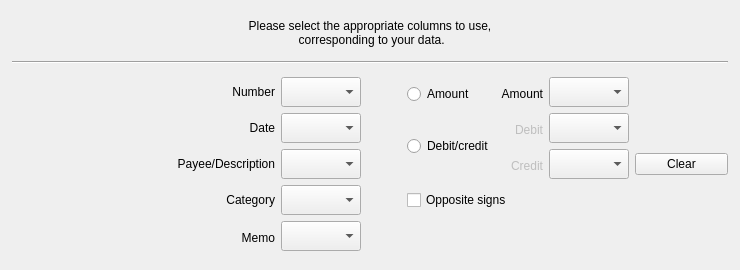
Qt form kmymoney/plugins/csvimport/bankingwizardpage.ui (KDE/kmymoney) before a commit.
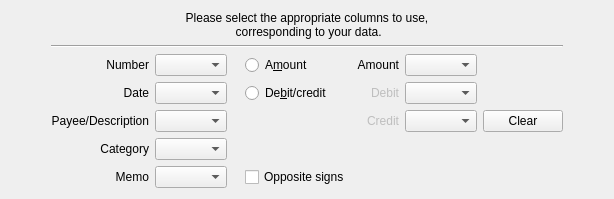
The same form after that commit. Custom widgets are drawn as their Qt base class.

```diff
--- a/kmymoney/plugins/csvimport/bankingwizardpage.ui
+++ b/kmymoney/plugins/csvimport/bankingwizardpage.ui
@@ -2,32 +2,18 @@
 <ui version="4.0">
  <class>BankingPage</class>
  <widget class="QWidget" name="BankingPage">
-  <property name="geometry">
-   <rect>
-    <x>0</x>
-    <y>0</y>
-    <width>740</width>
-    <height>270</height>
-   </rect>
-  </property>
-  <property name="minimumSize">
-   <size>
-    <width>640</width>
-    <height>190</height>
-   </size>
-  </property>
-  <property name="maximumSize">
-   <size>
-    <width>16777215</width>
-    <height>16777215</height>
-   </size>
+  <property name="sizePolicy">
+   <sizepolicy hsizetype="Expanding" vsizetype="Expanding">
+    <horstretch>0</horstretch>
+    <verstretch>0</verstretch>
+   </sizepolicy>
   </property>
   <property name="windowTitle">
    <string>Banking Wizard Page</string>
   </property>
-  <layout class="QHBoxLayout" name="horizontalLayout_2" stretch="1,500,1">
+  <layout class="QHBoxLayout" name="horizontalLayout" stretch="1,10,1">
    <item>
-    <spacer name="horizontalSpacer_2">
+    <spacer name="leftSpacer">
      <property name="orientation">
       <enum>Qt::Horizontal</enum>
      </property>
@@ -40,34 +26,15 @@
     </spacer>
    </item>
    <item>
-    <layout class="QVBoxLayout" name="verticalLayout" stretch="1,10,1,1,1,200,1">
-     <item>
-      <spacer name="verticalSpacer_4">
-       <property name="orientation">
-        <enum>Qt::Vertical</enum>
-       </property>
-       <property name="sizeHint" stdset="0">
-        <size>
-         <width>20</width>
-         <height>40</height>
-        </size>
-       </property>
-      </spacer>
-     </item>
+    <layout class="QVBoxLayout" name="verticalLayout">
      <item>
       <widget class="QLabel" name="label">
        <property name="sizePolicy">
-        <sizepolicy hsizetype="Preferred" vsizetype="Fixed">
+        <sizepolicy hsizetype="Preferred" vsizetype="Preferred">
          <horstretch>0</horstretch>
          <verstretch>0</verstretch>
         </sizepolicy>
        </property>
-       <property name="font">
-        <font>
-         <weight>50</weight>
-         <bold>false</bold>
-        </font>
-       </property>
        <property name="text">
         <string>Please select the appropriate columns to use,
  corresponding to your data.</string>
@@ -75,147 +42,18 @@
        <property name="alignment">
         <set>Qt::AlignCenter</set>
        </property>
-      </widget>
-     </item>
-     <item>
-      <spacer name="verticalSpacer">
-       <property name="orientation">
-        <enum>Qt::Vertical</enum>
+       <property name="wordWrap">
+        <bool>true</bool>
        </property>
-       <property name="sizeHint" stdset="0">
-        <size>
-         <width>20</width>
-         <height>40</height>
-        </size>
-       </property>
-      </spacer>
-     </item>
-     <item>
-      <widget class="Line" name="line_4">
-       <property name="orientation">
-        <enum>Qt::Horizontal</enum>
-       </property>
       </widget>
      </item>
      <item>
-      <spacer name="verticalSpacer_2">
-       <property name="orientation">
-        <enum>Qt::Vertical</enum>
-       </property>
-       <property name="sizeHint" stdset="0">
-        <size>
-         <width>20</width>
-         <height>40</height>
-        </size>
-       </property>
-      </spacer>
-     </item>
-     <item>
-      <layout class="QHBoxLayout" name="horizontalLayout" stretch="80,12">
-       <item>
-        <layout class="QGridLayout" name="gridLayout" rowstretch="10,0,0,0,0" columnstretch="40,0,0,0,0,0">
-         <item row="0" column="3">
-          <widget class="QRadioButton" name="radioBnk_amount">
-           <property name="minimumSize">
-            <size>
-             <width>0</width>
-             <height>30</height>
-            </size>
-           </property>
-           <property name="maximumSize">
-            <size>
-             <width>16777215</width>
-             <height>25</height>
-            </size>
-           </property>
-           <property name="font">
-            <font>
-             <underline>false</underline>
-            </font>
-           </property>
-           <property name="toolTip">
-            <string>Select 'Amount' if only one value column, otherwise select 'Debit/credit'.</string>
-           </property>
-           <property name="whatsThis">
-            <string extracomment="Select 'Amount' if only one value column, otherwise select "/>
-           </property>
-           <property name="accessibleName">
-            <string comment="presence of amount column"/>
-           </property>
-           <property name="text">
-            <string comment="presence of amount column">Amount</string>
-           </property>
-           <property name="checked">
-            <bool>false</bool>
-           </property>
-          </widget>
-         </item>
-         <item row="0" column="5">
-          <widget class="KComboBox" name="comboBoxBnk_amountCol">
-           <property name="minimumSize">
-            <size>
-             <width>80</width>
-             <height>30</height>
-            </size>
-           </property>
-           <property name="maximumSize">
-            <size>
-             <width>16777215</width>
-             <height>16777215</height>
-            </size>
-           </property>
-           <property name="toolTip">
-            <string>Select column containing amount field.</string>
-           </property>
-           <property name="maxVisibleItems">
-            <number>12</number>
-           </property>
-          </widget>
-         </item>
-         <item row="1" column="1">
-          <widget class="KComboBox" name="comboBoxBnk_dateCol">
-           <property name="minimumSize">
-            <size>
-             <width>80</width>
-             <height>30</height>
-            </size>
-           </property>
-           <property name="maximumSize">
-            <size>
-             <width>16777215</width>
-             <height>16777215</height>
-            </size>
-           </property>
-           <property name="toolTip">
-            <string>Select column containing date field.</string>
-           </property>
-           <property name="maxVisibleItems">
-            <number>12</number>
-           </property>
-          </widget>
-         </item>
-         <item row="1" column="4">
+      <layout class="QGridLayout" name="gridLayout" columnstretch="0,5,0,0,0,5,5">
+       <item row="3" column="4">
           <widget class="QLabel" name="labelBnk_debits">
            <property name="enabled">
             <bool>false</bool>
            </property>
-           <property name="minimumSize">
-            <size>
-             <width>0</width>
-             <height>30</height>
-            </size>
-           </property>
-           <property name="maximumSize">
-            <size>
-             <width>16777215</width>
-             <height>25</height>
-            </size>
-           </property>
-           <property name="font">
-            <font>
-             <underline>false</underline>
-            </font>
-           </property>
            <property name="accessibleName">
             <string comment="column containing debits field"/>
            </property>
@@ -227,20 +65,33 @@
            </property>
           </widget>
          </item>
-         <item row="2" column="1">
-          <widget class="KComboBox" name="comboBoxBnk_payeeCol">
-           <property name="minimumSize">
-            <size>
-             <width>80</width>
-             <height>30</height>
-            </size>
-           </property>
+       <item row="5" column="0">
+        <widget class="QLabel" name="labelBnk_category">
            <property name="maximumSize">
             <size>
              <width>16777215</width>
              <height>16777215</height>
             </size>
            </property>
+         <property name="accessibleName">
+          <string comment="column containing number field"/>
+         </property>
+         <property name="text">
+          <string comment="column containing number field">Category</string>
+         </property>
+         <property name="alignment">
+          <set>Qt::AlignRight|Qt::AlignTrailing|Qt::AlignVCenter</set>
+         </property>
+        </widget>
+       </item>
+       <item row="3" column="1">
+        <widget class="QComboBox" name="comboBoxBnk_dateCol">
+         <property name="sizePolicy">
+          <sizepolicy hsizetype="Preferred" vsizetype="Preferred">
+           <horstretch>0</horstretch>
+           <verstretch>0</verstretch>
+          </sizepolicy>
+         </property>
            <property name="toolTip">
             <string>Select column containing payee or description field.</string>
            </property>
@@ -249,19 +100,77 @@
            </property>
           </widget>
          </item>
-         <item row="1" column="3" rowspan="2">
+       <item row="5" column="1">
+        <widget class="QComboBox" name="comboBoxBnk_categoryCol">
+         <property name="sizePolicy">
+          <sizepolicy hsizetype="Preferred" vsizetype="Preferred">
+           <horstretch>0</horstretch>
+           <verstretch>0</verstretch>
+          </sizepolicy>
+         </property>
+         <property name="toolTip">
+          <string>Select column containing category field.</string>
+         </property>
+         <property name="maxVisibleItems">
+          <number>12</number>
+         </property>
+        </widget>
+       </item>
+       <item row="4" column="4">
+        <widget class="QLabel" name="labelBnk_credits">
+         <property name="enabled">
+          <bool>false</bool>
+         </property>
+         <property name="accessibleName">
+          <string comment="column containing credits field"/>
+         </property>
+         <property name="text">
+          <string comment="location of credit column">Credit</string>
+         </property>
+         <property name="alignment">
+          <set>Qt::AlignRight|Qt::AlignTrailing|Qt::AlignVCenter</set>
+         </property>
+        </widget>
+       </item>
+       <item row="4" column="5">
+        <widget class="QComboBox" name="comboBoxBnk_creditCol">
+         <property name="sizePolicy">
+          <sizepolicy hsizetype="Preferred" vsizetype="Preferred">
+           <horstretch>0</horstretch>
+           <verstretch>0</verstretch>
+          </sizepolicy>
+         </property>
+         <property name="toolTip">
+          <string>Select column containing credit field.</string>
+         </property>
+         <property name="maxVisibleItems">
+          <number>12</number>
+         </property>
+        </widget>
+       </item>
+       <item row="3" column="2">
+        <spacer name="horizontalSpacer">
+         <property name="orientation">
+          <enum>Qt::Horizontal</enum>
+         </property>
+         <property name="sizeType">
+          <enum>QSizePolicy::Minimum</enum>
+         </property>
+         <property name="sizeHint" stdset="0">
+          <size>
+           <width>6</width>
+           <height>0</height>
+          </size>
+         </property>
+        </spacer>
+       </item>
+       <item row="3" column="3">
           <widget class="QRadioButton" name="radioBnk_debCred">
-           <property name="minimumSize">
-            <size>
-             <width>0</width>
-             <height>30</height>
-            </size>
-           </property>
-           <property name="maximumSize">
-            <size>
-             <width>16777215</width>
-             <height>16777215</height>
-            </size>
+         <property name="sizePolicy">
+          <sizepolicy hsizetype="Preferred" vsizetype="Preferred">
+           <horstretch>0</horstretch>
+           <verstretch>0</verstretch>
+          </sizepolicy>
            </property>
            <property name="font">
             <font>
@@ -275,109 +184,15 @@
             <string comment="presence of debit and credit column"/>
            </property>
            <property name="text">
-            <string comment="presence of debit/credit columns">Debit/credit</string>
+          <string comment="presence of debit/credit columns">De&amp;bit/credit</string>
            </property>
            <property name="checked">
             <bool>false</bool>
            </property>
           </widget>
          </item>
-         <item row="0" column="0">
-          <widget class="QLabel" name="labelBnk_number">
-           <property name="minimumSize">
-            <size>
-             <width>0</width>
-             <height>20</height>
-            </size>
-           </property>
-           <property name="maximumSize">
-            <size>
-             <width>16777215</width>
-             <height>16777215</height>
-            </size>
-           </property>
-           <property name="font">
-            <font>
-             <underline>false</underline>
-            </font>
-           </property>
-           <property name="accessibleName">
-            <string comment="column containing number field"/>
-           </property>
-           <property name="text">
-            <string comment="column containing number field">Number</string>
-           </property>
-           <property name="alignment">
-            <set>Qt::AlignRight|Qt::AlignTrailing|Qt::AlignVCenter</set>
-           </property>
-          </widget>
-         </item>
-         <item row="0" column="1">
-          <widget class="KComboBox" name="comboBoxBnk_numberCol">
-           <property name="minimumSize">
-            <size>
-             <width>80</width>
-             <height>30</height>
-            </size>
-           </property>
-           <property name="maximumSize">
-            <size>
-             <width>16777215</width>
-             <height>16777215</height>
-            </size>
-           </property>
-           <property name="toolTip">
-            <string>Select column containing number field.</string>
-           </property>
-           <property name="editable">
-            <bool>false</bool>
-           </property>
-           <property name="maxVisibleItems">
-            <number>12</number>
-           </property>
-          </widget>
-         </item>
-         <item row="2" column="5">
-          <widget class="KComboBox" name="comboBoxBnk_creditCol">
-           <property name="minimumSize">
-            <size>
-             <width>80</width>
-             <height>30</height>
-            </size>
-           </property>
-           <property name="maximumSize">
-            <size>
-             <width>16777215</width>
-             <height>16777215</height>
-            </size>
-           </property>
-           <property name="toolTip">
-            <string>Select column containing credit field.</string>
-           </property>
-           <property name="maxVisibleItems">
-            <number>12</number>
-           </property>
-          </widget>
-         </item>
-         <item row="1" column="0">
+       <item row="3" column="0">
           <widget class="QLabel" name="labelBnk_date">
-           <property name="minimumSize">
-            <size>
-             <width>0</width>
-             <height>20</height>
-            </size>
-           </property>
-           <property name="maximumSize">
-            <size>
-             <width>16777215</width>
-             <height>16777215</height>
-            </size>
-           </property>
-           <property name="font">
-            <font>
-             <underline>false</underline>
-            </font>
-           </property>
            <property name="accessibleName">
             <string comment="column containing date field"/>
            </property>
@@ -389,71 +204,56 @@
            </property>
           </widget>
          </item>
-         <item row="0" column="4">
-          <widget class="QLabel" name="labelBnk_amount">
-           <property name="enabled">
-            <bool>true</bool>
-           </property>
-           <property name="minimumSize">
-            <size>
-             <width>0</width>
-             <height>30</height>
-            </size>
-           </property>
-           <property name="maximumSize">
-            <size>
-             <width>16777215</width>
-             <height>25</height>
-            </size>
-           </property>
-           <property name="font">
-            <font>
-             <underline>false</underline>
-            </font>
-           </property>
-           <property name="accessibleName">
-            <string comment="presence of amount column"/>
+       <item row="2" column="5">
+        <widget class="QComboBox" name="comboBoxBnk_amountCol">
+         <property name="sizePolicy">
+          <sizepolicy hsizetype="Preferred" vsizetype="Preferred">
+           <horstretch>0</horstretch>
+           <verstretch>0</verstretch>
+          </sizepolicy>
+         </property>
+         <property name="toolTip">
+          <string>Select column containing amount field.</string>
+         </property>
+         <property name="maxVisibleItems">
+          <number>12</number>
+         </property>
+        </widget>
+       </item>
+       <item row="3" column="5">
+        <widget class="QComboBox" name="comboBoxBnk_debitCol">
+         <property name="sizePolicy">
+          <sizepolicy hsizetype="Preferred" vsizetype="Preferred">
+           <horstretch>0</horstretch>
+           <verstretch>0</verstretch>
+          </sizepolicy>
+         </property>
+         <property name="toolTip">
+          <string>Select column containing debit field.</string>
+         </property>
+         <property name="maxVisibleItems">
+          <number>12</number>
+         </property>
+        </widget>
+       </item>
+       <item row="4" column="6">
+        <widget class="QPushButton" name="button_clear">
+         <property name="sizePolicy">
+          <sizepolicy hsizetype="Preferred" vsizetype="Preferred">
+           <horstretch>0</horstretch>
+           <verstretch>0</verstretch>
+          </sizepolicy>
+         </property>
+         <property name="toolTip">
+          <string>Clear selected column entries</string>
            </property>
            <property name="text">
-            <string comment="location of amount column">Amount</string>
-           </property>
-           <property name="alignment">
-            <set>Qt::AlignRight|Qt::AlignTrailing|Qt::AlignVCenter</set>
+          <string>Clear</string>
            </property>
           </widget>
          </item>
-         <item row="1" column="2">
-          <spacer name="horizontalSpacer">
-           <property name="orientation">
-            <enum>Qt::Horizontal</enum>
-           </property>
-           <property name="sizeHint" stdset="0">
-            <size>
-             <width>40</width>
-             <height>20</height>
-            </size>
-           </property>
-          </spacer>
-         </item>
-         <item row="2" column="0">
+       <item row="4" column="0">
           <widget class="QLabel" name="labelBnk_payee">
-           <property name="minimumSize">
-            <size>
-             <width>0</width>
-             <height>20</height>
-            </size>
-           </property>
-           <property name="maximumSize">
-            <size>
-             <width>16777215</width>
-             <height>16777215</height>
-            </size>
-           </property>
-           <property name="font">
-            <font>
-             <underline>false</underline>
-            </font>
-           </property>
            <property name="accessibleName">
             <string comment="column containing payee or description field"/>
            </property>
@@ -465,138 +265,13 @@
            </property>
           </widget>
          </item>
-         <item row="1" column="5">
-          <widget class="KComboBox" name="comboBoxBnk_debitCol">
-           <property name="minimumSize">
-            <size>
-             <width>80</width>
-             <height>30</height>
-            </size>
-           </property>
-           <property name="maximumSize">
-            <size>
-             <width>16777215</width>
-             <height>16777215</height>
-            </size>
-           </property>
-           <property name="toolTip">
-            <string>Select column containing debit field.</string>
-           </property>
-           <property name="maxVisibleItems">
-            <number>12</number>
-           </property>
-          </widget>
-         </item>
-         <item row="2" column="4">
-          <widget class="QLabel" name="labelBnk_credits">
-           <property name="enabled">
-            <bool>false</bool>
-           </property>
-           <property name="minimumSize">
-            <size>
-             <width>0</width>
-             <height>30</height>
-            </size>
-           </property>
-           <property name="maximumSize">
-            <size>
-             <width>16777215</width>
-             <height>25</height>
-            </size>
-           </property>
-           <property name="font">
-            <font>
-             <underline>false</underline>
-            </font>
-           </property>
-           <property name="accessibleName">
-            <string comment="column containing credits field"/>
-           </property>
-           <property name="text">
-            <string comment="location of credit column">Credit</string>
-           </property>
-           <property name="alignment">
-            <set>Qt::AlignRight|Qt::AlignTrailing|Qt::AlignVCenter</set>
-           </property>
-          </widget>
-         </item>
-         <item row="3" column="1">
-          <widget class="KComboBox" name="comboBoxBnk_categoryCol">
+       <item row="6" column="1">
+        <widget class="QComboBox" name="comboBoxBnk_memoCol">
            <property name="sizePolicy">
-            <sizepolicy hsizetype="Preferred" vsizetype="Fixed">
+          <sizepolicy hsizetype="Preferred" vsizetype="Preferred">
              <horstretch>0</horstretch>
              <verstretch>0</verstretch>
             </sizepolicy>
-           </property>
-           <property name="minimumSize">
-            <size>
-             <width>80</width>
-             <height>30</height>
-            </size>
-           </property>
-           <property name="maximumSize">
-            <size>
-             <width>16777215</width>
-             <height>16777215</height>
-            </size>
-           </property>
-           <property name="toolTip">
-            <string>Select column containing category field.</string>
-           </property>
-           <property name="maxVisibleItems">
-            <number>12</number>
-           </property>
-          </widget>
-         </item>
-         <item row="3" column="0">
-          <widget class="QLabel" name="labelBnk_category">
-           <property name="minimumSize">
-            <size>
-             <width>0</width>
-             <height>20</height>
-            </size>
-           </property>
-           <property name="maximumSize">
-            <size>
-             <width>16777215</width>
-             <height>16777215</height>
-            </size>
-           </property>
-           <property name="font">
-            <font>
-             <underline>false</underline>
-            </font>
-           </property>
-           <property name="accessibleName">
-            <string comment="column containing number field"/>
-           </property>
-           <property name="text">
-            <string comment="column containing number field">Category</string>
-           </property>
-           <property name="alignment">
-            <set>Qt::AlignRight|Qt::AlignTrailing|Qt::AlignVCenter</set>
-           </property>
-          </widget>
-         </item>
-         <item row="4" column="1">
-          <widget class="KComboBox" name="comboBoxBnk_memoCol">
-           <property name="sizePolicy">
-            <sizepolicy hsizetype="Preferred" vsizetype="Fixed">
-             <horstretch>0</horstretch>
-             <verstretch>0</verstretch>
-            </sizepolicy>
-           </property>
-           <property name="minimumSize">
-            <size>
-             <width>80</width>
-             <height>30</height>
-            </size>
-           </property>
-           <property name="maximumSize">
-            <size>
-             <width>16777215</width>
-             <height>16777215</height>
-            </size>
            </property>
            <property name="toolTip">
             <string>Select column containing memo field.</string>
@@ -606,25 +281,24 @@
            </property>
           </widget>
          </item>
-         <item row="4" column="0">
+       <item row="4" column="1">
+        <widget class="QComboBox" name="comboBoxBnk_payeeCol">
+         <property name="sizePolicy">
+          <sizepolicy hsizetype="Preferred" vsizetype="Preferred">
+           <horstretch>0</horstretch>
+           <verstretch>0</verstretch>
+          </sizepolicy>
+         </property>
+         <property name="toolTip">
+          <string>Select column containing payee or description field.</string>
+         </property>
+         <property name="maxVisibleItems">
+          <number>12</number>
+         </property>
+        </widget>
+       </item>
+       <item row="6" column="0">
           <widget class="QLabel" name="labelBnk_memo">
-           <property name="minimumSize">
-            <size>
-             <width>0</width>
-             <height>30</height>
-            </size>
-           </property>
-           <property name="maximumSize">
-            <size>
-             <width>16777215</width>
-             <height>25</height>
-            </size>
-           </property>
-           <property name="font">
-            <font>
-             <underline>false</underline>
-            </font>
-           </property>
            <property name="accessibleName">
             <string comment="column containing date field"/>
            </property>
@@ -636,8 +310,14 @@
            </property>
           </widget>
          </item>
-         <item row="3" column="3" colspan="2">
+       <item row="6" column="3">
           <widget class="QCheckBox" name="checkBoxBnk_oppositeSigns">
+         <property name="sizePolicy">
+          <sizepolicy hsizetype="Preferred" vsizetype="Preferred">
+           <horstretch>0</horstretch>
+           <verstretch>0</verstretch>
+          </sizepolicy>
+         </property>
            <property name="toolTip">
             <string>Select if your amount column has signs improperly set.</string>
            </property>
@@ -649,49 +329,89 @@
            </property>
           </widget>
          </item>
-        </layout>
+       <item row="2" column="1">
+        <widget class="QComboBox" name="comboBoxBnk_numberCol">
+         <property name="sizePolicy">
+          <sizepolicy hsizetype="Preferred" vsizetype="Preferred">
+           <horstretch>0</horstretch>
+           <verstretch>0</verstretch>
+          </sizepolicy>
+         </property>
+         <property name="toolTip">
+          <string>Select column containing number field.</string>
+         </property>
+         <property name="editable">
+          <bool>false</bool>
+         </property>
+         <property name="maxVisibleItems">
+          <number>12</number>
+         </property>
+        </widget>
        </item>
-       <item>
-        <widget class="QPushButton" name="button_clear">
-         <property name="minimumSize">
-          <size>
-           <width>0</width>
-           <height>0</height>
-          </size>
+       <item row="2" column="0">
+        <widget class="QLabel" name="labelBnk_number">
+         <property name="accessibleName">
+          <string comment="column containing number field"/>
          </property>
-         <property name="maximumSize">
-          <size>
-           <width>16777215</width>
-           <height>16777215</height>
-          </size>
+         <property name="text">
+          <string comment="column containing number field">Number</string>
          </property>
+         <property name="alignment">
+          <set>Qt::AlignRight|Qt::AlignTrailing|Qt::AlignVCenter</set>
+         </property>
+        </widget>
+       </item>
+       <item row="2" column="4">
+        <widget class="QLabel" name="labelBnk_amount">
+         <property name="accessibleName">
+          <string comment="presence of amount column"/>
+         </property>
+         <property name="text">
+          <string comment="location of amount column">Amount</string>
+         </property>
+         <property name="alignment">
+          <set>Qt::AlignRight|Qt::AlignTrailing|Qt::AlignVCenter</set>
+         </property>
+        </widget>
+       </item>
+       <item row="2" column="3">
+        <widget class="QRadioButton" name="radioBnk_amount">
+         <property name="sizePolicy">
+          <sizepolicy hsizetype="Preferred" vsizetype="Preferred">
+           <horstretch>0</horstretch>
+           <verstretch>0</verstretch>
+          </sizepolicy>
+         </property>
          <property name="toolTip">
           <string>Clear selected column entries</string>
          </property>
          <property name="text">
-          <string>Clear</string>
+          <string comment="presence of amount column">A&amp;mount</string>
          </property>
+         <property name="checked">
+          <bool>false</bool>
+         </property>
         </widget>
        </item>
-      </layout>
-     </item>
-     <item>
-      <spacer name="verticalSpacer_3">
+       <item row="0" column="0" colspan="7">
+        <widget class="Line" name="line_4">
+         <property name="sizePolicy">
+          <sizepolicy hsizetype="Expanding" vsizetype="Preferred">
+           <horstretch>0</horstretch>
+           <verstretch>0</verstretch>
+          </sizepolicy>
+         </property>
        <property name="orientation">
-        <enum>Qt::Vertical</enum>
-       </property>
-       <property name="sizeHint" stdset="0">
-        <size>
-         <width>20</width>
-         <height>40</height>
-        </size>
-       </property>
-      </spacer>
+          <enum>Qt::Horizontal</enum>
+         </property>
+        </widget>
+       </item>
+      </layout>
      </item>
     </layout>
    </item>
    <item>
-    <spacer name="horizontalSpacer_3">
+    <spacer name="rightSpacer">
      <property name="orientation">
       <enum>Qt::Horizontal</enum>
      </property>
@@ -705,13 +425,6 @@
    </item>
   </layout>
  </widget>
- <customwidgets>
-  <customwidget>
-   <class>KComboBox</class>
-   <extends>QComboBox</extends>
-   <header>kcombobox.h</header>
-  </customwidget>
- </customwidgets>
  <resources/>
  <connections/>
 </ui>
```
Left out of the diff: 10 changed lines with no effect on the pictures. Lines whose indentation alone changed are shown as unchanged.
